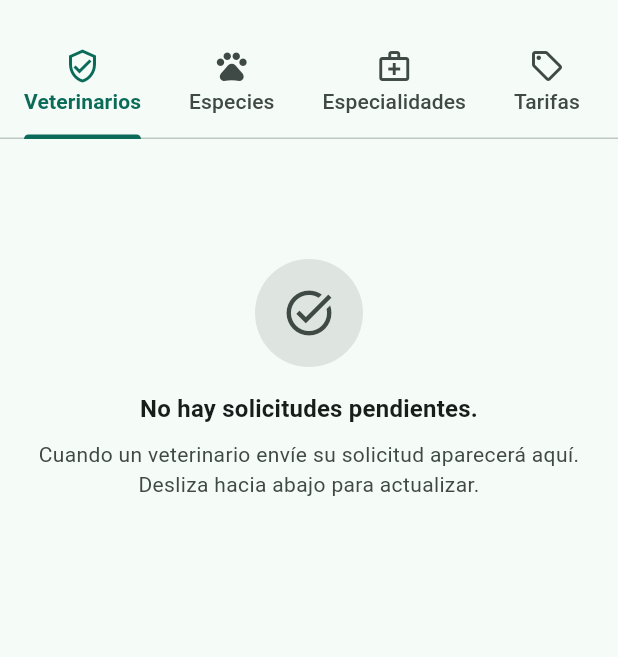
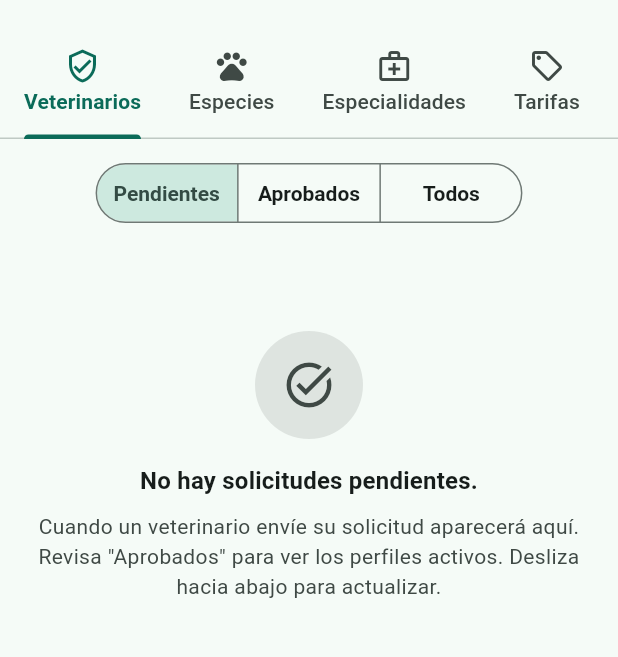
Before and after one commit to delayeezy21/proyecto_felix, a Flutter app: the AdminHomeView screen opened directly, on a phone screen of 412 x 824 dp, the part 56-713 px from its top. Run offline on Flutter 3.47's test engine with Material 3 defaults, Android fonts, the phone set to English and light mode, and no system bars; our stand-ins replace file_picker, flutter_map, flutter_riverpod, geolocator, go_router, google_maps_flutter and 4 more; missing offline and left inert: dart:js_interop, file_picker_web; accounts and stored records are empty.

Commit message:
Admin ve vets aprobados y la beta local se centra en San Miguel
- Pestaña Veterinarios del admin con filtro Pendientes / Aprobados / Todos
  (VetRepository.listVets) y perfil de solo lectura para los ya revisados.
- Centro de los mapas configurable con MAP_DEFAULT_CENTER; los scripts de
  la beta local usan San Miguel.
- tool/demo/beta_san_miguel.sql: base de Dr Boby y dirección del dueño demo
  en San Miguel, y una clínica 24 h ficticia (también en seed.sql).

Flutter 407/407.

Co-Authored-By: Claude Opus 5.5 <noreply@anthropic.com>
Claude-Session: https://claude.ai/code/session_01BrBftsT2SHGitMcHWakdv3

```diff
--- a/lib/ui/features/admin/views/admin_vet_review_view.dart
+++ b/lib/ui/features/admin/views/admin_vet_review_view.dart
@@ -4,6 +4,7 @@ import 'package:flutter_riverpod/misc.dart' show FutureProviderFamily;
 import 'package:go_router/go_router.dart';
 import 'package:proyecto_felix/data/providers.dart';
 import 'package:proyecto_felix/data/services/platform_services.dart';
+import 'package:proyecto_felix/domain/models/account.dart';
 import 'package:proyecto_felix/domain/models/vet.dart';
 import 'package:proyecto_felix/ui/core/empty_state.dart';
 import 'package:proyecto_felix/ui/core/feedback.dart';
@@ -12,6 +13,36 @@ final pendingVetApplicationsProvider =
     FutureProvider<List<VetApplicationSummary>>(
       (ref) => ref.watch(vetRepositoryProvider).pendingApplications(),
     );
+
+/// Filtro de la pestaña Veterinarios del admin.
+enum AdminVetFilter {
+  pending('Pendientes'),
+  approved('Aprobados'),
+  all('Todos');
+
+  new(this.label);
+  final String label;
+}
+
+final FutureProviderFamily<List<VetApplicationSummary>, AdminVetFilter>
+adminVetsProvider =
+    FutureProvider.family<List<VetApplicationSummary>, AdminVetFilter>(
+      (ref, f) => switch (f) {
+        AdminVetFilter.pending => ref.watch(
+          pendingVetApplicationsProvider.future,
+        ),
+        AdminVetFilter.approved =>
+          ref.watch(vetRepositoryProvider).listVets(status: VetStatus.approved),
+        AdminVetFilter.all => ref.watch(vetRepositoryProvider).listVets(),
+      },
+    );
+
+String vetStatusLabel(VetStatus s) => switch (s) {
+  VetStatus.pending => 'Pendiente',
+  VetStatus.approved => 'Aprobado',
+  VetStatus.rejected => 'Rechazado',
+  VetStatus.suspended => 'Suspendido',
+};
 
 final FutureProviderFamily<VetApplicationDetail, String>
 vetApplicationDetailProvider =
@@ -26,48 +57,91 @@ String _date(DateTime d) {
       '${two(l.hour)}:${two(l.minute)}';
 }
 
-/// Pestaña con la cola de solicitudes pendientes.
-class AdminVetApplicationsTab extends ConsumerWidget {
+/// Pestaña Veterinarios: solicitudes pendientes y perfiles ya revisados.
+class AdminVetApplicationsTab extends ConsumerStatefulWidget {
   const new({super.key});
 
   @override
-  Widget build(BuildContext context, WidgetRef ref) {
-    final apps = ref.watch(pendingVetApplicationsProvider);
+  ConsumerState<AdminVetApplicationsTab> createState() =>
+      _AdminVetApplicationsTabState();
+}
+
+class _AdminVetApplicationsTabState
+    extends ConsumerState<AdminVetApplicationsTab> {
+  AdminVetFilter _filter = AdminVetFilter.pending;
+
+  @override
+  Widget build(BuildContext context) {
+    final apps = ref.watch(adminVetsProvider(_filter));
+    final filterBar = Padding(
+      padding: const EdgeInsets.fromLTRB(12, 12, 12, 4),
+      child: SegmentedButton<AdminVetFilter>(
+        key: const Key('admin-vet-filter'),
+        segments: [
+          for (final f in AdminVetFilter.values)
+            ButtonSegment(value: f, label: Text(f.label)),
+        ],
+        selected: {_filter},
+        showSelectedIcon: false,
+        onSelectionChanged: (s) => setState(() => _filter = s.first),
+      ),
+    );
     return RefreshIndicator(
-      onRefresh: () => ref.refresh(pendingVetApplicationsProvider.future),
+      onRefresh: () {
+        ref.invalidate(pendingVetApplicationsProvider);
+        return ref.refresh(adminVetsProvider(_filter).future);
+      },
       child: switch (apps) {
         AsyncData(:final value) when value.isEmpty => ListView(
-          children: const [
-            SizedBox(height: 48),
+          children: [
+            MaxWidth(child: filterBar),
+            const SizedBox(height: 32),
             EmptyState(
               icon: Icons.task_alt,
-              title: 'No hay solicitudes pendientes.',
-              message:
-                  'Cuando un veterinario envíe su solicitud aparecerá aquí. '
-                  'Desliza hacia abajo para actualizar.',
+              title: _filter == AdminVetFilter.pending
+                  ? 'No hay solicitudes pendientes.'
+                  : 'No hay veterinarios en esta lista.',
+              message: _filter == AdminVetFilter.pending
+                  ? 'Cuando un veterinario envíe su solicitud aparecerá '
+                        'aquí. Revisa "Aprobados" para ver los perfiles '
+                        'activos. Desliza hacia abajo para actualizar.'
+                  : 'Desliza hacia abajo para actualizar.',
             ),
           ],
         ),
         AsyncData(:final value) => MaxWidth(
           child: ListView.separated(
-            padding: const EdgeInsets.all(8),
-            itemCount: value.length,
-            separatorBuilder: (_, _) =>
-                const Divider(indent: 16, endIndent: 16),
+            padding: const EdgeInsets.only(bottom: 8),
+            itemCount: value.length + 1,
+            separatorBuilder: (_, i) => i == 0
+                ? const SizedBox.shrink()
+                : const Divider(indent: 16, endIndent: 16),
             itemBuilder: (context, i) {
-              final a = value[i];
+              if (i == 0) return filterBar;
+              final a = value[i - 1];
               final scheme = Theme.of(context).colorScheme;
+              final sent = a.submittedAt == null
+                  ? ''
+                  : ' · enviada ${_date(a.submittedAt!)}';
               return ListTile(
                 key: Key('application-${a.userId}'),
                 leading: CircleAvatar(
-                  backgroundColor: scheme.secondaryContainer,
-                  foregroundColor: scheme.onSecondaryContainer,
-                  child: const Icon(Icons.badge_outlined),
+                  backgroundColor: a.status == VetStatus.approved
+                      ? scheme.primaryContainer
+                      : scheme.secondaryContainer,
+                  foregroundColor: a.status == VetStatus.approved
+                      ? scheme.onPrimaryContainer
+                      : scheme.onSecondaryContainer,
+                  child: Icon(
+                    a.status == VetStatus.approved
+                        ? Icons.verified_outlined
+                        : Icons.badge_outlined,
+                  ),
                 ),
                 title: Text(a.displayName),
                 subtitle: Text(
-                  '${a.university ?? 'Sin universidad'} · enviada '
-                  '${_date(a.submittedAt)}',
+                  '${vetStatusLabel(a.status)} · '
+                  '${a.university ?? 'Sin universidad'}$sent',
                 ),
                 trailing: const Icon(Icons.chevron_right),
                 onTap: () => context.go('/admin/vets/${a.userId}'),
@@ -77,7 +151,8 @@ class AdminVetApplicationsTab extends ConsumerWidget {
         ),
         AsyncError(:final error) => ListView(
           children: [
-            const SizedBox(height: 48),
+            MaxWidth(child: filterBar),
+            const SizedBox(height: 32),
             EmptyState(
               icon: Icons.cloud_off,
               isError: true,
@@ -258,7 +333,12 @@ class _AdminVetReviewViewState extends ConsumerState<AdminVetReviewView> {
     final detail = ref.watch(vetApplicationDetailProvider(widget.vetId));
     return Scaffold(
       appBar: AppBar(
-        title: const Text('Revisar solicitud'),
+        title: Text(switch (detail) {
+          AsyncData(:final value)
+              when value.profile.status != VetStatus.pending =>
+            'Perfil del veterinario',
+          _ => 'Revisar solicitud',
+        }),
         leading: BackButton(onPressed: () => context.go('/admin')),
       ),
       body: switch (detail) {
@@ -408,6 +488,23 @@ class _AdminVetReviewViewState extends ConsumerState<AdminVetReviewView> {
                 ),
               ),
               const SizedBox(height: 12),
+              if (p.status != VetStatus.pending)
+                _ReviewSection(
+                  icon: p.status == VetStatus.approved
+                      ? Icons.verified_outlined
+                      : Icons.info_outline,
+                  title: 'Estado: ${vetStatusLabel(p.status)}',
+                  child: Text(
+                    p.status == VetStatus.approved
+                        ? 'Este perfil ya fue revisado y aprobado: el '
+                              'veterinario aparece para los dueños según su '
+                              'punto de partida y su horario.'
+                        : 'Este perfil ya fue revisado. No hay una decisión '
+                              'pendiente.',
+                    key: const Key('review-status'),
+                  ),
+                )
+              else ...[
                 _ReviewSection(
                   icon: Icons.checklist,
                   title: 'Lista de chequeo',
@@ -499,6 +596,7 @@ class _AdminVetReviewViewState extends ConsumerState<AdminVetReviewView> {
                       textAlign: TextAlign.center,
                     ),
                   ),
+              ],
               const SizedBox(height: 24),
             ],
           ),
--- a/lib/ui/features/owner/views/address_picker.dart
+++ b/lib/ui/features/owner/views/address_picker.dart
@@ -45,7 +45,7 @@ class AddressPicker extends ConsumerStatefulWidget {
 
 class _AddressPickerState extends ConsumerState<AddressPicker> {
   // El mapa se crea una vez; luego la cámara se mueve con el controlador.
-  late final GeoPoint _initialCenter = widget.point ?? GeoPoint.santiago;
+  late final GeoPoint _initialCenter = widget.point ?? GeoPoint.initial;
 
   void _select(GeocodingResult r) {
     widget.street.text = r.label;
--- a/lib/ui/features/urgent/views/live_location_widgets.dart
+++ b/lib/ui/features/urgent/views/live_location_widgets.dart
@@ -52,7 +52,7 @@ class _OwnerLiveMapState extends ConsumerState<OwnerLiveMap> {
               key: const Key('live-map'),
               height: 240,
               child: map.buildMap(
-                center: loc?.point ?? GeoPoint.santiago,
+                center: loc?.point ?? GeoPoint.initial,
                 zoom: loc == null ? 11 : 15,
                 controller: _controller,
                 markers: [
```
Also changed, not shown: lib/data/repositories/vet_repository.dart (+26 -1 lines), lib/domain/models/geo.dart (+16 -0 lines), lib/domain/models/vet.dart (+6 -2 lines), 6 other files. Lines whose indentation alone changed are shown as unchanged.
